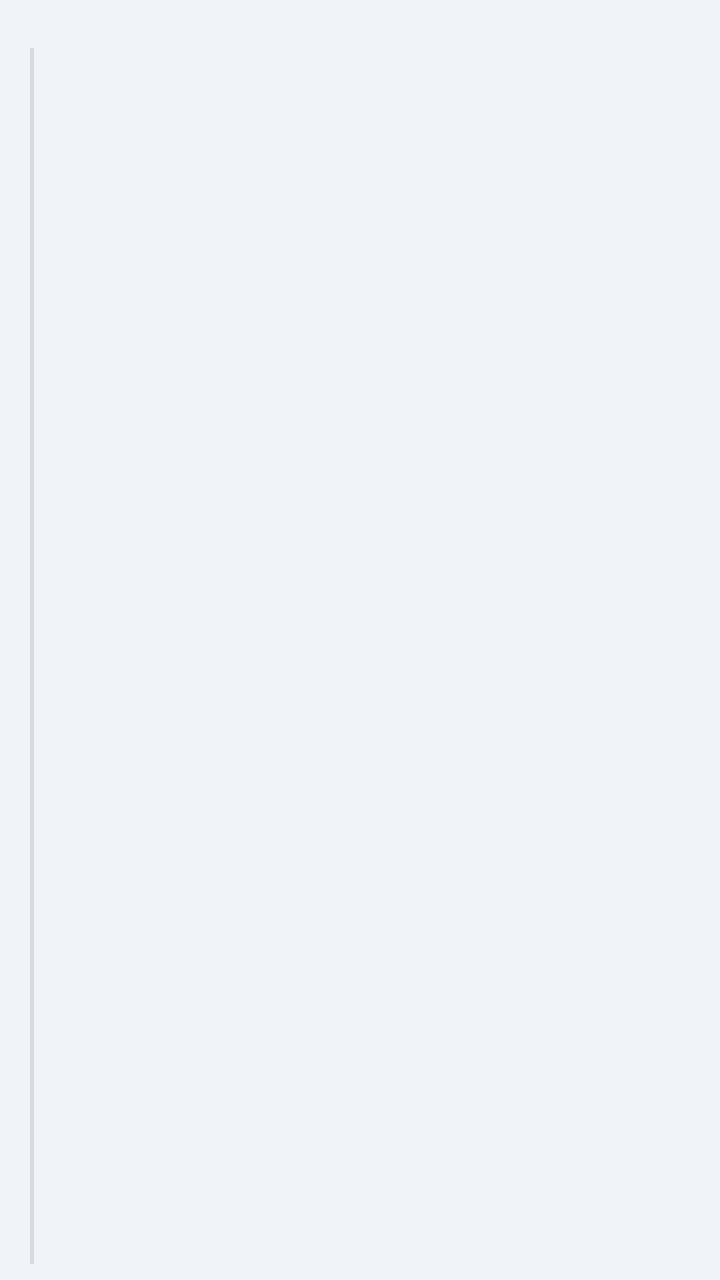
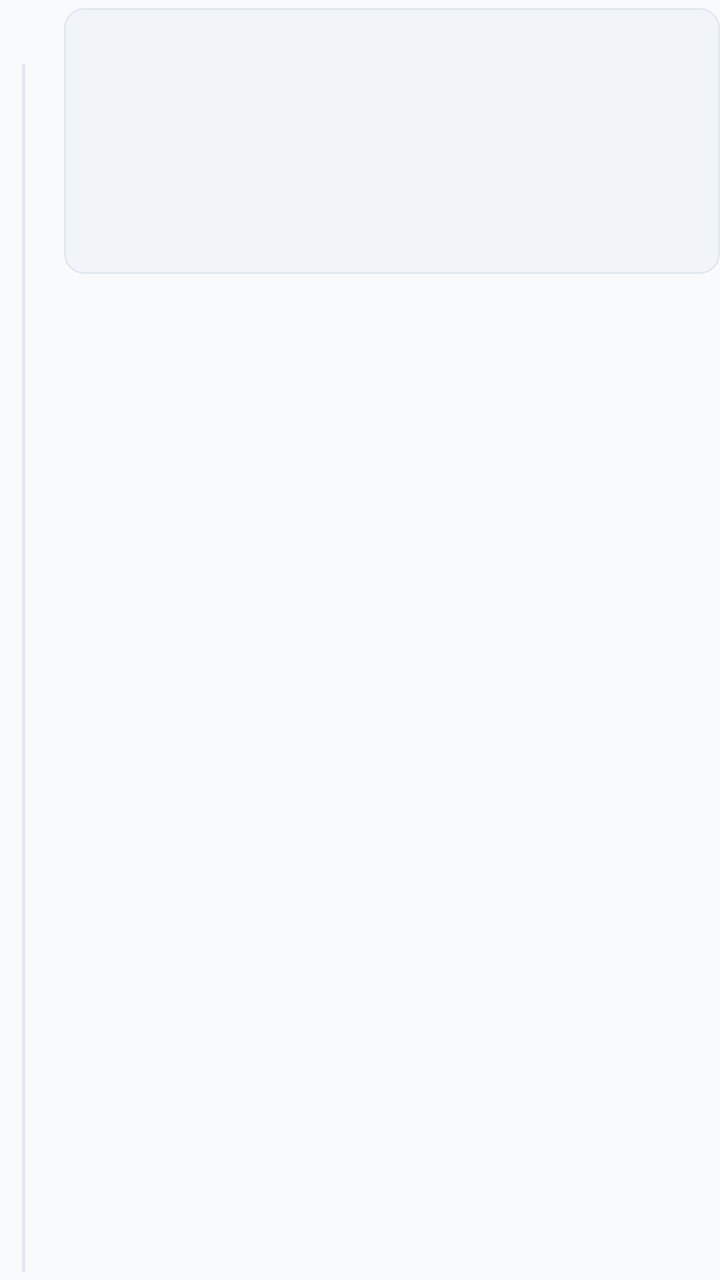

Two renders of the same Android screen: before a commit and after it. Below are the layout's source before the change and the commit's diff.
<!-- AndroidManifest.xml: application theme Theme.NISHAAN -->
<!-- res/layout/item_agent_trace.xml -->
<?xml version="1.0" encoding="utf-8"?>
<LinearLayout xmlns:android="http://schemas.android.com/apk/res/android"
    android:layout_width="match_parent"
    android:layout_height="wrap_content"
    android:orientation="horizontal"
    android:paddingVertical="@dimen/spacing_sm">

    
    <LinearLayout
        android:layout_width="@dimen/spacing_xl"
        android:layout_height="match_parent"
        android:gravity="center_horizontal"
        android:orientation="vertical">

        <View
            android:id="@+id/timelineDot"
            android:layout_width="@dimen/dimen_timeline_dot"
            android:layout_height="@dimen/dimen_timeline_dot"
            android:layout_marginTop="@dimen/spacing_xs" />

        <View
            android:id="@+id/timelineLine"
            android:layout_width="@dimen/dimen_timeline_line_width"
            android:layout_height="0dp"
            android:layout_weight="1"
            android:background="?attr/colorOutlineVariant" />
    </LinearLayout>

    
    <LinearLayout
        android:layout_width="0dp"
        android:layout_height="wrap_content"
        android:layout_weight="1"
        android:orientation="vertical"
        android:paddingStart="@dimen/spacing_sm">

        <LinearLayout
            android:layout_width="match_parent"
            android:layout_height="wrap_content"
            android:gravity="center_vertical"
            android:orientation="horizontal">

            <TextView
                android:id="@+id/agentNameBadge"
                style="@style/TextBadge"
                android:layout_width="wrap_content"
                android:layout_height="wrap_content"
                android:paddingHorizontal="@dimen/dimen_badge_padding_h"
                android:paddingVertical="@dimen/dimen_badge_padding_v" />

            <TextView
                android:id="@+id/timestampText"
                style="@style/TextMono"
                android:layout_width="wrap_content"
                android:layout_height="wrap_content"
                android:layout_marginStart="@dimen/spacing_sm" />

            <TextView
                android:id="@+id/confidenceText"
                style="@style/TextMono"
                android:layout_width="wrap_content"
                android:layout_height="wrap_content"
                android:layout_marginStart="@dimen/spacing_sm" />
        </LinearLayout>

        <TextView
            android:id="@+id/actionText"
            style="@style/TextBodyMedium"
            android:layout_width="match_parent"
            android:layout_height="wrap_content"
            android:layout_marginTop="@dimen/spacing_xs"
            android:textStyle="bold" />

        <TextView
            android:id="@+id/reasoningText"
            style="@style/TextBodyMedium"
            android:layout_width="match_parent"
            android:layout_height="wrap_content"
            android:layout_marginTop="@dimen/spacing_xs" />
    </LinearLayout>
</LinearLayout>
<!-- resources referenced by this layout -->
<resources>
  <dimen name="dimen_badge_padding_h">8dp</dimen>
  <dimen name="dimen_badge_padding_v">4dp</dimen>
  <dimen name="dimen_timeline_dot">12dp</dimen>
  <dimen name="dimen_timeline_line_width">2dp</dimen>
  <dimen name="spacing_sm">8dp</dimen>
  <dimen name="spacing_xl">32dp</dimen>
  <dimen name="spacing_xs">4dp</dimen>
  <style name="TextBadge">
          <item name="android:textSize">11sp</item>
          <item name="android:textStyle">bold</item>
          <item name="android:textAllCaps">true</item>
      </style>
  <style name="TextBodyMedium">
          <item name="android:textSize">14sp</item>
          <item name="android:textColor">?attr/colorOnSurface</item>
      </style>
  <style name="TextMono">
          <item name="android:textSize">13sp</item>
          <item name="android:fontFamily">monospace</item>
          <item name="android:textColor">?attr/colorOnSurface</item>
      </style>
  <style name="Theme.NISHAAN" parent="Base.Theme.NISHAAN" />
  <style name="Base.Theme.NISHAAN" parent="Theme.Material3.Light.NoActionBar">
          <item name="colorPrimary">@color/color_primary_light</item>
          <item name="colorOnPrimary">@color/white</item>
          <item name="colorPrimaryContainer">@color/color_primary</item>
          <item name="android:colorBackground">@color/color_background_light</item>
          <item name="colorOnBackground">@color/color_on_background_light</item>
          <item name="colorSurface">@color/color_surface_light</item>
          <item name="colorOnSurface">@color/color_on_surface_light</item>
          <item name="colorSurfaceVariant">@color/color_surface_variant_light</item>
          <item name="colorOnSurfaceVariant">@color/color_on_surface_muted_light</item>
          <item name="colorOutlineVariant">@color/color_divider_light</item>
          <item name="android:statusBarColor">@color/color_background_light</item>
          <item name="android:navigationBarColor">@color/color_surface_light</item>
      </style>
  <color name="color_primary_light">#C1121F</color>
  <color name="white">#FFFFFFFF</color>
  <color name="color_primary">#E63946</color>
  <color name="color_background_light">#F0F4F8</color>
  <color name="color_on_background_light">#0D1117</color>
  <color name="color_surface_light">#FFFFFF</color>
  <color name="color_on_surface_light">#3D4A5C</color>
  <color name="color_surface_variant_light">#E8ECF0</color>
  <color name="color_on_surface_muted_light">#8894A6</color>
  <color name="color_divider_light">#D4DAE2</color>
</resources>

<!-- the commit's change to res/layout/item_agent_trace.xml (unified diff, before → after) -->
@@ -1,81 +1,111 @@
 <?xml version="1.0" encoding="utf-8"?>
 <LinearLayout xmlns:android="http://schemas.android.com/apk/res/android"
+    xmlns:app="http://schemas.android.com/apk/res-auto"
     android:layout_width="match_parent"
     android:layout_height="wrap_content"
     android:orientation="horizontal"
-    android:paddingVertical="@dimen/spacing_sm">
+    android:paddingVertical="@dimen/spacing_xs">
 
     
     <LinearLayout
-        android:layout_width="@dimen/spacing_xl"
+        android:layout_width="24dp"
         android:layout_height="match_parent"
         android:gravity="center_horizontal"
         android:orientation="vertical">
 
         <View
             android:id="@+id/timelineDot"
-            android:layout_width="@dimen/dimen_timeline_dot"
-            android:layout_height="@dimen/dimen_timeline_dot"
-            android:layout_marginTop="@dimen/spacing_xs" />
+            android:layout_width="8dp"
+            android:layout_height="8dp"
+            android:layout_marginTop="16dp" />
 
         <View
             android:id="@+id/timelineLine"
-            android:layout_width="@dimen/dimen_timeline_line_width"
-            android:layout_height="0dp"
-            android:layout_weight="1"
+            android:layout_width="1.5dp"
+            android:layout_height="match_parent"
+            android:layout_marginTop="4dp"
             android:background="?attr/colorOutlineVariant" />
     </LinearLayout>
 
     
-    <LinearLayout
+    <com.google.android.material.card.MaterialCardView
+        style="@style/NishaanCard"
         android:layout_width="0dp"
         android:layout_height="wrap_content"
         android:layout_weight="1"
-        android:orientation="vertical"
-        android:paddingStart="@dimen/spacing_sm">
+        android:layout_marginStart="@dimen/spacing_sm"
+        android:layout_marginBottom="8dp"
+        app:cardCornerRadius="10dp"
+        app:strokeWidth="1dp"
+        app:strokeColor="?attr/colorOutlineVariant"
+        app:cardElevation="0dp">
 
         <LinearLayout
             android:layout_width="match_parent"
             android:layout_height="wrap_content"
-            android:gravity="center_vertical"
-            android:orientation="horizontal">
+            android:orientation="vertical"
+            android:padding="@dimen/spacing_md">
 
+            
+            <LinearLayout
+                android:layout_width="match_parent"
+                android:layout_height="wrap_content"
+                android:gravity="center_vertical"
+                android:orientation="horizontal">
+
+                <TextView
+                    android:id="@+id/agentNameBadge"
+                    style="@style/TextBadge"
+                    android:layout_width="wrap_content"
+                    android:layout_height="wrap_content"
+                    android:paddingHorizontal="8dp"
+                    android:paddingVertical="3dp"
+                    android:textSize="9sp" />
+
+                <TextView
+                    android:id="@+id/timestampText"
+                    style="@style/TextMono"
+                    android:layout_width="wrap_content"
+                    android:layout_height="wrap_content"
+                    android:layout_marginStart="@dimen/spacing_md"
+                    android:textSize="11sp" />
+
+                <View
+                    android:layout_width="0dp"
+                    android:layout_height="1dp"
+                    android:layout_weight="1" />
+
+                <TextView
+                    android:id="@+id/confidenceText"
+                    style="@style/TextMono"
+                    android:layout_width="wrap_content"
+                    android:layout_height="wrap_content"
+                    android:textSize="11sp"
+                    android:textStyle="bold"
+                    android:textColor="@color/color_primary" />
+            </LinearLayout>
+
+            
             <TextView
-                android:id="@+id/agentNameBadge"
-                style="@style/TextBadge"
-                android:layout_width="wrap_content"
+                android:id="@+id/actionText"
+                style="@style/TextBodyMedium"
+                android:layout_width="match_parent"
                 android:layout_height="wrap_content"
-                android:paddingHorizontal="@dimen/dimen_badge_padding_h"
-                android:paddingVertical="@dimen/dimen_badge_padding_v" />
+                android:layout_marginTop="8dp"
+                android:textStyle="bold"
+                android:textSize="14sp"
+                android:textColor="?attr/colorOnBackground" />
 
+            
             <TextView
-                android:id="@+id/timestampText"
-                style="@style/TextMono"
-                android:layout_width="wrap_content"
+                android:id="@+id/reasoningText"
+                style="@style/TextBodyMedium"
+                android:layout_width="match_parent"
                 android:layout_height="wrap_content"
-                android:layout_marginStart="@dimen/spacing_sm" />
-
-            <TextView
-                android:id="@+id/confidenceText"
-                style="@style/TextMono"
-                android:layout_width="wrap_content"
-                android:layout_height="wrap_content"
-                android:layout_marginStart="@dimen/spacing_sm" />
+                android:layout_marginTop="6dp"
+                android:textSize="13sp"
+                android:lineSpacingExtra="2dp"
+                android:textColor="?attr/colorOnSurfaceVariant" />
         </LinearLayout>
-
-        <TextView
-            android:id="@+id/actionText"
-            style="@style/TextBodyMedium"
-            android:layout_width="match_parent"
-            android:layout_height="wrap_content"
-            android:layout_marginTop="@dimen/spacing_xs"
-            android:textStyle="bold" />
-
-        <TextView
-            android:id="@+id/reasoningText"
-            style="@style/TextBodyMedium"
-            android:layout_width="match_parent"
-            android:layout_height="wrap_content"
-            android:layout_marginTop="@dimen/spacing_xs" />
-    </LinearLayout>
+    </com.google.android.material.card.MaterialCardView>
 </LinearLayout>
<!-- resource entries referenced after the edit -->
@@ -1,27 +1,36 @@
 <!-- resources referenced by this layout -->
 <resources>
-  <dimen name="dimen_badge_padding_h">8dp</dimen>
-  <dimen name="dimen_badge_padding_v">4dp</dimen>
-  <dimen name="dimen_timeline_dot">12dp</dimen>
-  <dimen name="dimen_timeline_line_width">2dp</dimen>
   <dimen name="spacing_sm">8dp</dimen>
-  <dimen name="spacing_xl">32dp</dimen>
   <dimen name="spacing_xs">4dp</dimen>
+  <style name="NishaanCard" parent="Widget.Material3.CardView.Filled">
+          <item name="cardBackgroundColor">?attr/colorSurfaceVariant</item>
+          <item name="cardCornerRadius">@dimen/dimen_card_corner_radius</item>
+          <item name="cardElevation">0dp</item>
+          <item name="strokeWidth">@dimen/dimen_card_stroke_width</item>
+          <item name="strokeColor">?attr/colorOutlineVariant</item>
+          <item name="contentPadding">@dimen/dimen_card_padding</item>
+      </style>
   <style name="TextBadge">
-          <item name="android:textSize">11sp</item>
+          <item name="android:textSize">10sp</item>
           <item name="android:textStyle">bold</item>
           <item name="android:textAllCaps">true</item>
+          <item name="android:letterSpacing">0.05</item>
       </style>
   <style name="TextBodyMedium">
           <item name="android:textSize">14sp</item>
           <item name="android:textColor">?attr/colorOnSurface</item>
+          <item name="android:letterSpacing">0.0</item>
       </style>
   <style name="TextMono">
           <item name="android:textSize">13sp</item>
           <item name="android:fontFamily">monospace</item>
-          <item name="android:textColor">?attr/colorOnSurface</item>
+          <item name="android:textColor">?attr/colorOnSurfaceVariant</item>
+          <item name="android:letterSpacing">-0.01</item>
       </style>
   <style name="Theme.NISHAAN" parent="Base.Theme.NISHAAN" />
+  <dimen name="dimen_card_corner_radius">12dp</dimen>
+  <dimen name="dimen_card_stroke_width">1dp</dimen>
+  <dimen name="dimen_card_padding">16dp</dimen>
   <style name="Base.Theme.NISHAAN" parent="Theme.Material3.Light.NoActionBar">
           <item name="colorPrimary">@color/color_primary_light</item>
           <item name="colorOnPrimary">@color/white</item>
@@ -36,15 +45,16 @@
           <item name="android:statusBarColor">@color/color_background_light</item>
           <item name="android:navigationBarColor">@color/color_surface_light</item>
       </style>
-  <color name="color_primary_light">#C1121F</color>
+  <color name="color_primary_light">#D9382F</color>
   <color name="white">#FFFFFFFF</color>
-  <color name="color_primary">#E63946</color>
-  <color name="color_background_light">#F0F4F8</color>
-  <color name="color_on_background_light">#0D1117</color>
+  <color name="color_primary">#FF453A</color>
+  <dimen name="spacing_md">16dp</dimen>
+  <color name="color_background_light">#F8FAFC</color>
+  <color name="color_on_background_light">#0F172A</color>
   <color name="color_surface_light">#FFFFFF</color>
-  <color name="color_on_surface_light">#3D4A5C</color>
-  <color name="color_surface_variant_light">#E8ECF0</color>
-  <color name="color_on_surface_muted_light">#8894A6</color>
-  <color name="color_divider_light">#D4DAE2</color>
+  <color name="color_on_surface_light">#334155</color>
+  <color name="color_surface_variant_light">#F1F5F9</color>
+  <color name="color_on_surface_muted_light">#64748B</color>
+  <color name="color_divider_light">#E2E8F0</color>
 </resources>
 
